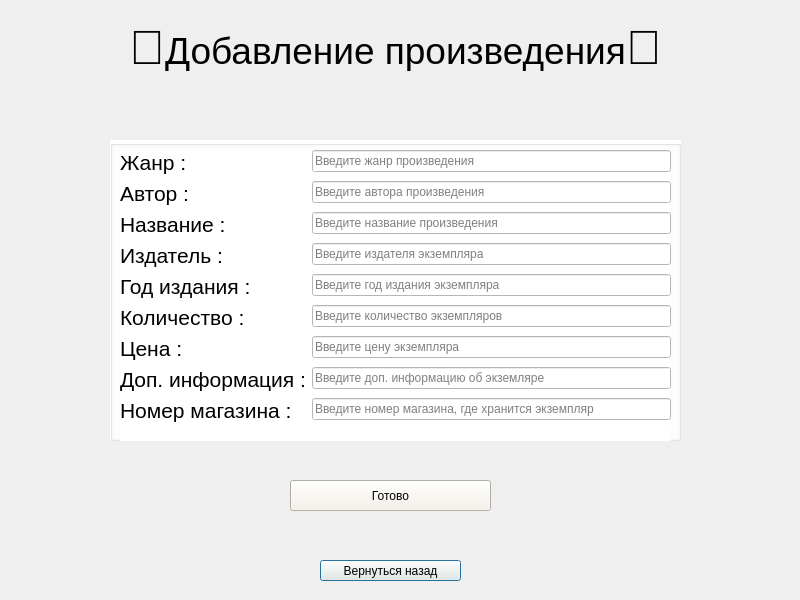
The window that add_item.ui (mamam111a/2-year_coursework_client) describes before a commit, drawn with Qt 5.
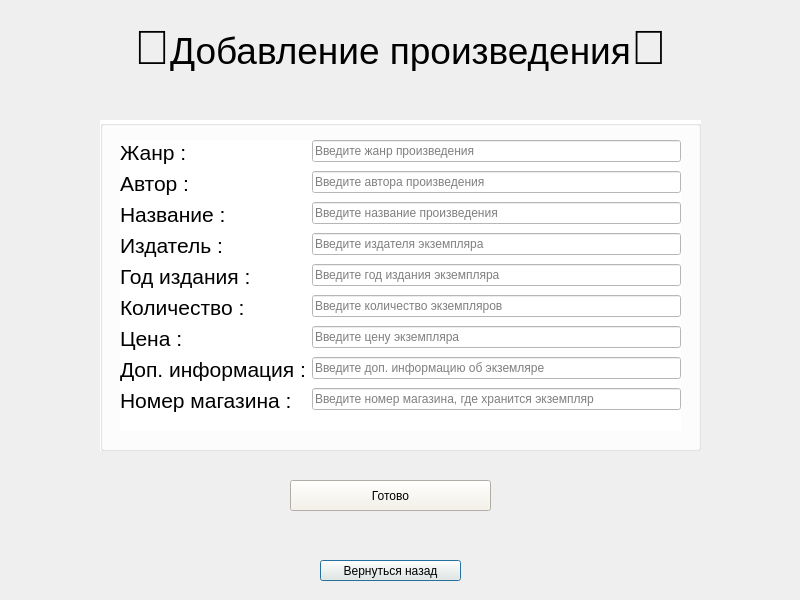
The same window after the commit.

The edit to the form file:
```diff
--- a/add_item.ui
+++ b/add_item.ui
@@ -16,9 +16,9 @@
   <widget class="QLabel" name="label">
    <property name="geometry">
     <rect>
-     <x>100</x>
+     <x>0</x>
      <y>20</y>
-     <width>591</width>
+     <width>801</width>
      <height>51</height>
     </rect>
    </property>
@@ -29,10 +29,10 @@
   <widget class="QGroupBox" name="groupBox">
    <property name="geometry">
     <rect>
-     <x>110</x>
-     <y>140</y>
-     <width>571</width>
-     <height>301</height>
+     <x>100</x>
+     <y>120</y>
+     <width>601</width>
+     <height>331</height>
     </rect>
    </property>
    <property name="styleSheet">
@@ -44,9 +44,9 @@
    <widget class="QWidget" name="layoutWidget">
     <property name="geometry">
      <rect>
-      <x>10</x>
-      <y>10</y>
-      <width>551</width>
+      <x>20</x>
+      <y>20</y>
+      <width>561</width>
       <height>291</height>
      </rect>
     </property>
```
